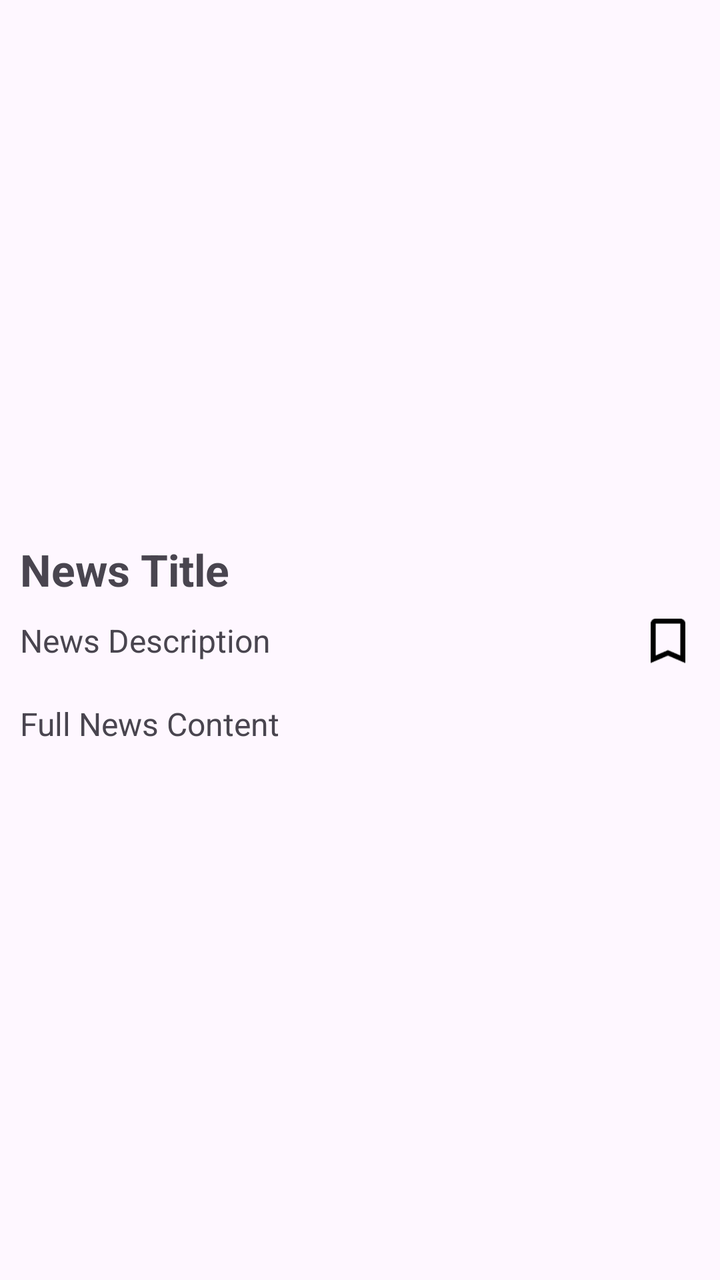
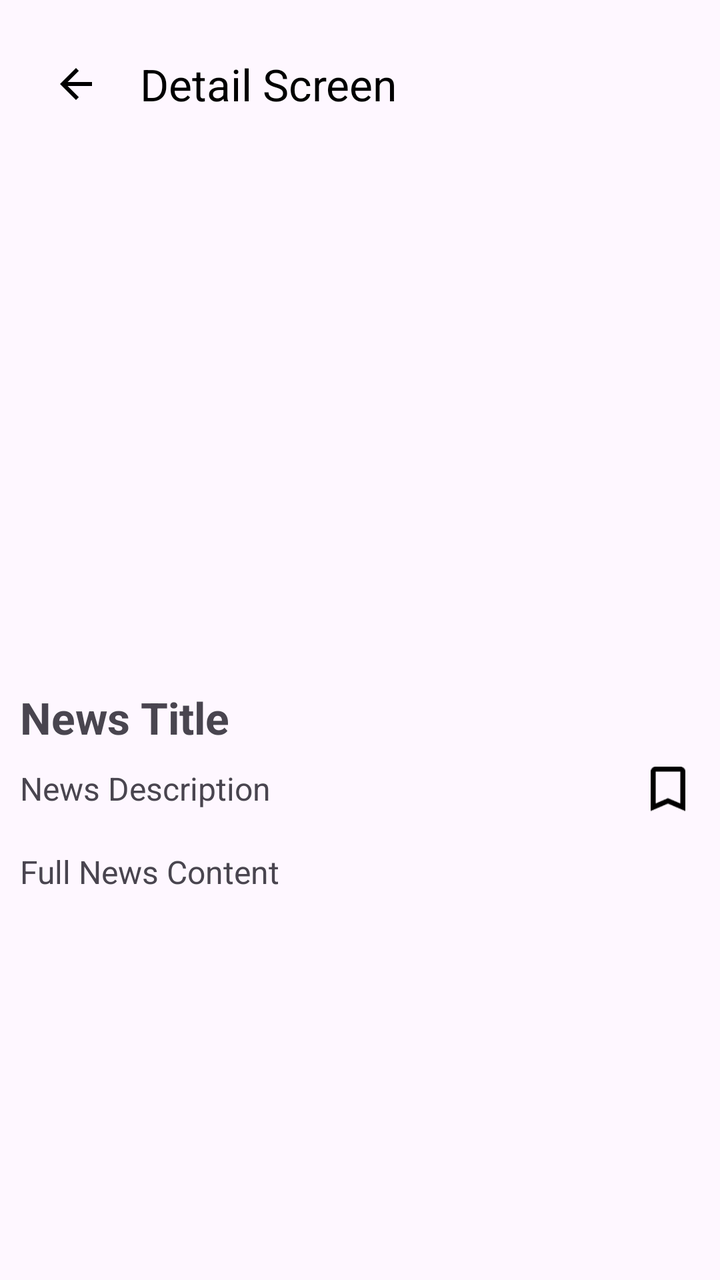

Before-and-after screenshots of an Android layout around one commit, followed by the original layout XML and the change that was made.
<!-- AndroidManifest.xml: application theme Theme.Newsnest -->
<!-- res/layout/fragment_detail.xml -->
<?xml version="1.0" encoding="utf-8"?>
<androidx.constraintlayout.widget.ConstraintLayout
    xmlns:android="http://schemas.android.com/apk/res/android"
    xmlns:app="http://schemas.android.com/apk/res-auto"
    xmlns:tools="http://schemas.android.com/tools"
    android:layout_width="match_parent"
    android:layout_height="match_parent"
    android:padding="10dp"
    tools:context=".presentation.detailscreen.DetailFragment">
    <ImageView
        android:id="@+id/detailNewsImage"
        android:layout_width="0dp"
        android:layout_height="250dp"
        android:contentDescription="News Image"
        android:scaleType="centerCrop"
        app:layout_constraintEnd_toEndOf="parent"
        app:layout_constraintStart_toStartOf="parent"
        app:layout_constraintTop_toTopOf="parent" />
    <TextView
        android:id="@+id/detailTitle"
        android:layout_width="0dp"
        android:layout_height="wrap_content"
        android:layout_marginTop="10dp"
        android:text="News Title"
        android:textSize="22sp"
        android:textStyle="bold"
        android:maxLines="3"
        app:layout_constraintEnd_toEndOf="parent"
        app:layout_constraintStart_toStartOf="parent"
        app:layout_constraintTop_toBottomOf="@id/detailNewsImage" />
    <TextView
        android:id="@+id/detailDescription"
        android:layout_width="0dp"
        android:layout_height="wrap_content"
        android:layout_marginTop="10dp"
        android:layout_marginEnd="45dp"
        android:text="News Description"
        android:textSize="16sp"
        app:layout_constraintEnd_toEndOf="parent"
        app:layout_constraintStart_toStartOf="parent"
        app:layout_constraintTop_toBottomOf="@id/detailTitle" />
    <ImageView
        android:id="@+id/btnSaveNews"
        android:layout_width="32dp"
        android:layout_height="32dp"
        android:layout_marginTop="10dp"
        android:contentDescription="Save News"
        android:src="@drawable/new_save_btn"
        app:tint="@color/black"
        app:layout_constraintEnd_toEndOf="parent"
        app:layout_constraintTop_toBottomOf="@id/detailTitle" />
    <TextView
        android:id="@+id/detailContent"
        android:layout_width="0dp"
        android:layout_height="0dp"
        android:layout_marginTop="20dp"
        android:text="Full News Content"
        android:textSize="16sp"
        app:layout_constraintBottom_toBottomOf="parent"
        app:layout_constraintEnd_toEndOf="parent"
        app:layout_constraintStart_toStartOf="parent"
        app:layout_constraintTop_toBottomOf="@id/detailDescription" />
</androidx.constraintlayout.widget.ConstraintLayout>
<!-- resources referenced by this layout -->
<resources>
  <color name="black">#FF000000</color>
  <!-- drawable new_save_btn: webp bitmap (drawable, 244 bytes) -->
  <style name="Theme.Newsnest" parent="Base.Theme.Newsnest" />
  <style name="Base.Theme.Newsnest" parent="Theme.Material3.DayNight.NoActionBar">
          
          
      </style>
</resources>

<!-- the commit's change to res/layout/fragment_detail.xml (unified diff, before → after) -->
@@ -1,33 +1,43 @@
 <?xml version="1.0" encoding="utf-8"?>
-<androidx.constraintlayout.widget.ConstraintLayout
-    xmlns:android="http://schemas.android.com/apk/res/android"
+<androidx.constraintlayout.widget.ConstraintLayout xmlns:android="http://schemas.android.com/apk/res/android"
     xmlns:app="http://schemas.android.com/apk/res-auto"
     xmlns:tools="http://schemas.android.com/tools"
     android:layout_width="match_parent"
     android:layout_height="match_parent"
     android:padding="10dp"
     tools:context=".presentation.detailscreen.DetailFragment">
+    <include
+        android:id="@+id/toolBarDetail"
+        layout="@layout/toolbar"
+        android:layout_width="match_parent"
+        android:layout_height="wrap_content"
+        app:layout_constraintTop_toTopOf="parent"
+        app:layout_constraintStart_toStartOf="parent"
+        app:layout_constraintEnd_toEndOf="parent" />
     <ImageView
         android:id="@+id/detailNewsImage"
         android:layout_width="0dp"
         android:layout_height="250dp"
-        android:contentDescription="News Image"
+        android:layout_marginTop="10dp"
+        android:contentDescription="@string/news_image"
         android:scaleType="centerCrop"
         app:layout_constraintEnd_toEndOf="parent"
         app:layout_constraintStart_toStartOf="parent"
-        app:layout_constraintTop_toTopOf="parent" />
+        app:layout_constraintTop_toBottomOf="@id/toolBarDetail" />
+
     <TextView
         android:id="@+id/detailTitle"
         android:layout_width="0dp"
         android:layout_height="wrap_content"
         android:layout_marginTop="10dp"
+        android:maxLines="3"
         android:text="News Title"
         android:textSize="22sp"
         android:textStyle="bold"
-        android:maxLines="3"
         app:layout_constraintEnd_toEndOf="parent"
         app:layout_constraintStart_toStartOf="parent"
         app:layout_constraintTop_toBottomOf="@id/detailNewsImage" />
+
     <TextView
         android:id="@+id/detailDescription"
         android:layout_width="0dp"
@@ -39,6 +49,7 @@
         app:layout_constraintEnd_toEndOf="parent"
         app:layout_constraintStart_toStartOf="parent"
         app:layout_constraintTop_toBottomOf="@id/detailTitle" />
+
     <ImageView
         android:id="@+id/btnSaveNews"
         android:layout_width="32dp"
@@ -46,9 +57,10 @@
         android:layout_marginTop="10dp"
         android:contentDescription="Save News"
         android:src="@drawable/new_save_btn"
-        app:tint="@color/black"
         app:layout_constraintEnd_toEndOf="parent"
-        app:layout_constraintTop_toBottomOf="@id/detailTitle" />
+        app:layout_constraintTop_toBottomOf="@id/detailTitle"
+        app:tint="@color/black" />
+
     <TextView
         android:id="@+id/detailContent"
         android:layout_width="0dp"
@@ -61,3 +73,14 @@
         app:layout_constraintStart_toStartOf="parent"
         app:layout_constraintTop_toBottomOf="@id/detailDescription" />
 </androidx.constraintlayout.widget.ConstraintLayout>
+<!-- res/layout/toolbar.xml (included above) -->
+<?xml version="1.0" encoding="utf-8"?>
+<com.google.android.material.appbar.MaterialToolbar xmlns:android="http://schemas.android.com/apk/res/android"
+    xmlns:app="http://schemas.android.com/apk/res-auto"
+    android:id="@+id/toolBar"
+    android:layout_width="match_parent"
+    android:layout_height="wrap_content"
+    app:navigationIcon="@drawable/arrow_back_"
+    app:navigationIconTint="@color/black"
+    app:title="Detail Screen"
+    app:titleTextColor="@color/black" />
<!-- resource entries referenced after the edit -->
@@ -1,7 +1,14 @@
 <!-- resources referenced by this layout -->
 <resources>
   <color name="black">#FF000000</color>
+  <!-- drawable arrow_back_ (drawable) -->
+  <vector xmlns:android="http://schemas.android.com/apk/res/android" android:autoMirrored="true" android:height="24dp" android:tint="#000000" android:viewportHeight="24" android:viewportWidth="24" android:width="24dp">
+        
+      <path android:fillColor="@android:color/white" android:pathData="M20,11H7.83l5.59,-5.59L12,4l-8,8 8,8 1.41,-1.41L7.83,13H20v-2z"/>
+      
+  </vector>
   <!-- drawable new_save_btn: webp bitmap (drawable, 244 bytes) -->
+  <string name="news_image">News Image</string>
   <style name="Theme.Newsnest" parent="Base.Theme.Newsnest" />
   <style name="Base.Theme.Newsnest" parent="Theme.Material3.DayNight.NoActionBar">
           
